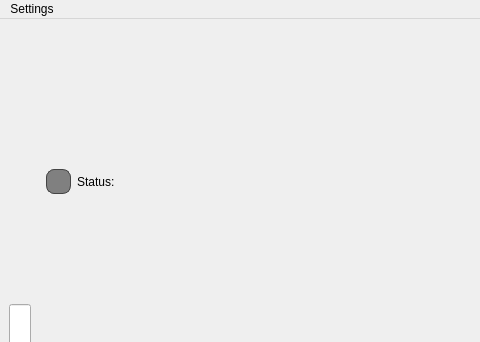
Old version of the form mainwindow.ui in the repository hammersurf221/ChessGUI; both pictures show x 0 to 480 and y 0 to 342 of the 1030 by 887 pixel window.
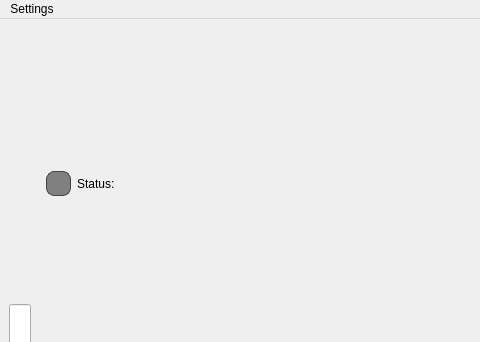
New version of the form.

Commit message: Update mainwindow.ui layout and elements

Diff of the .ui file:
```diff
--- a/mainwindow.ui
+++ b/mainwindow.ui
@@ -155,8 +155,8 @@
          </property>
          <property name="minimumSize">
           <size>
-           <width>516</width>
-           <height>516</height>
+           <width>512</width>
+           <height>512</height>
           </size>
          </property>
          <property name="frameShape">
```
